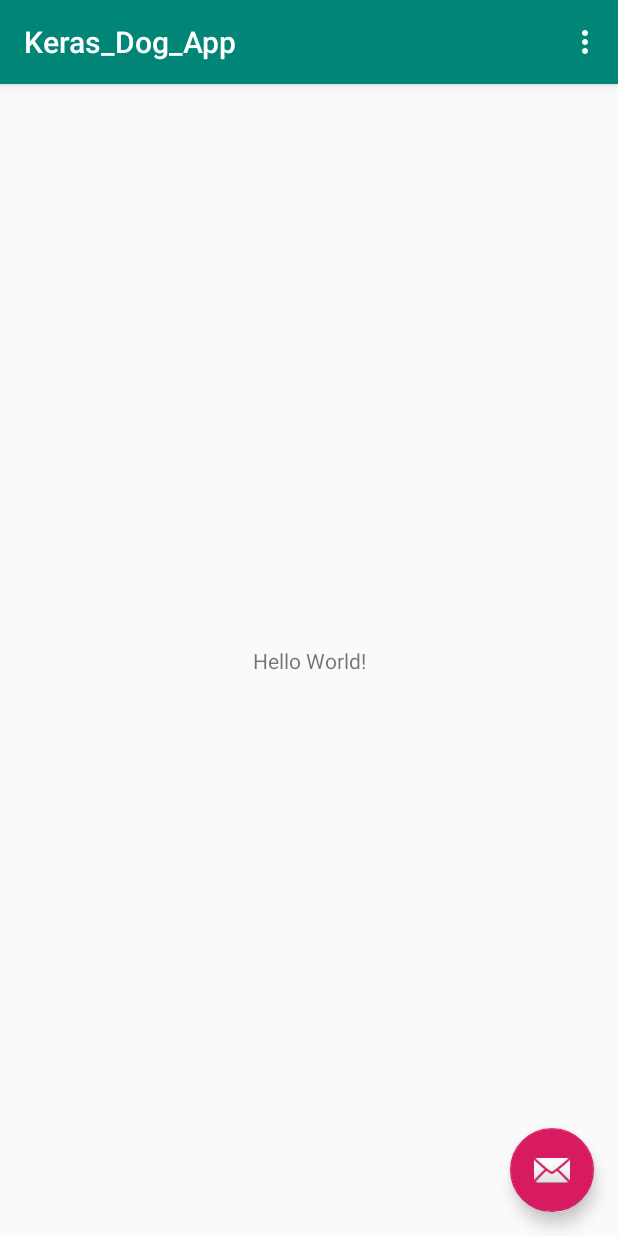
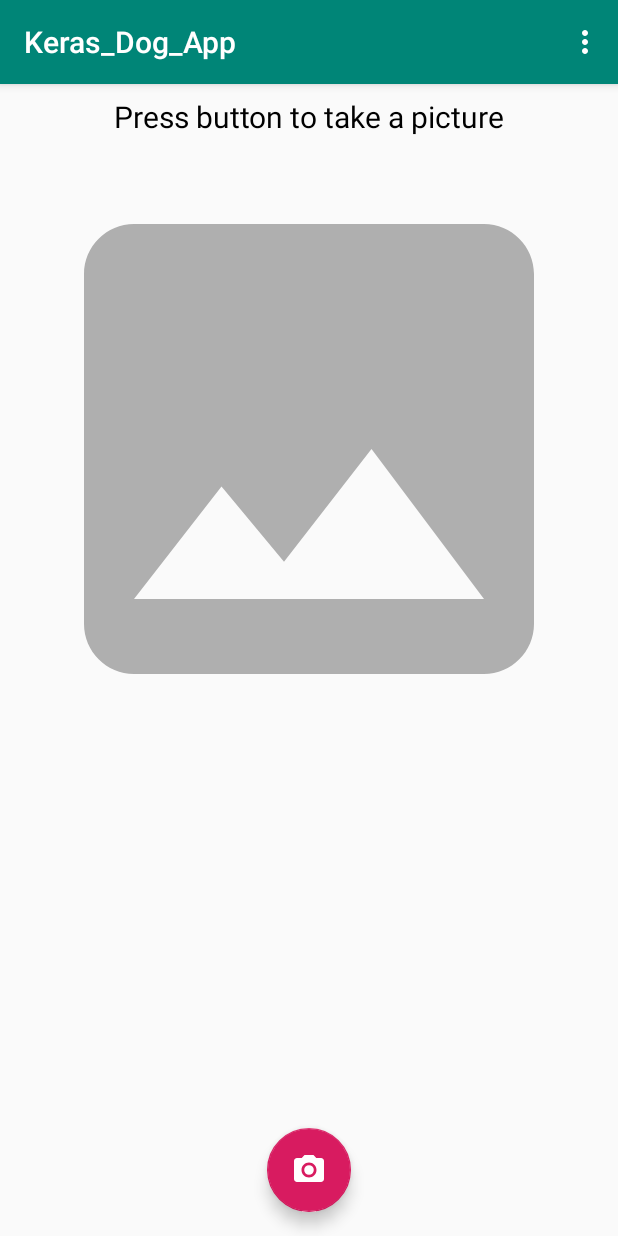
Before and after one commit to farmaker47/Keras_Dog_App, an Android app: the screen it shows after launch (MainActivity), on a phone screen of 412 x 824 dp. Run offline under Robolectric (Android 15) with nearby library versions, the phone set to English and light mode, and no system bars; libraries missing offline, so code that uses them is left out: org.tensorflow.contrib; 2 statements that could not run were skipped.

Commit message:
New keras custom model. New layout

```diff
--- a/app/src/main/java/com/example/keras_dog_app/MainActivity.java
+++ b/app/src/main/java/com/example/keras_dog_app/MainActivity.java
@@ -28,7 +28,9 @@ public class MainActivity extends AppCompatActivity {
 
     //PATH TO OUR MODEL FILE AND NAMES OF THE INPUT AND OUTPUT NODES
     private String MODEL_PATH = "file:///android_asset/keras_dogs.pb";
-    private String INPUT_NAME = "global_average_pooling2d_1_input";
+    /*private String INPUT_NAME = "global_average_pooling2d_1_input";*/
+    /*private String INPUT_NAME = "resnet50_input";*/
+    private String INPUT_NAME = "conv2d_45_input";
     private String OUTPUT_NAME = "output_1";
     private TensorFlowInferenceInterface tf;
 
--- /dev/null
+++ b/app/src/main/res/drawable/ic_image_grey_80dp.xml
@@ -0,0 +1,5 @@
+<vector android:height="80dp" android:tint="#AFAFAF"
+    android:viewportHeight="24.0" android:viewportWidth="24.0"
+    android:width="80dp" xmlns:android="http://schemas.android.com/apk/res/android">
+    <path android:fillColor="#FF000000" android:pathData="M21,19V5c0,-1.1 -0.9,-2 -2,-2H5c-1.1,0 -2,0.9 -2,2v14c0,1.1 0.9,2 2,2h14c1.1,0 2,-0.9 2,-2zM8.5,13.5l2.5,3.01L14.5,12l4.5,6H5l3.5,-4.5z"/>
+</vector>
--- /dev/null
+++ b/app/src/main/res/drawable/ic_photo_camera_white.xml
@@ -0,0 +1,6 @@
+<vector android:height="24dp" android:tint="#FFFFFF"
+    android:viewportHeight="24.0" android:viewportWidth="24.0"
+    android:width="24dp" xmlns:android="http://schemas.android.com/apk/res/android">
+    <path android:fillColor="#FF000000" android:pathData="M12,12m-3.2,0a3.2,3.2 0,1 1,6.4 0a3.2,3.2 0,1 1,-6.4 0"/>
+    <path android:fillColor="#FF000000" android:pathData="M9,2L7.17,4L4,4c-1.1,0 -2,0.9 -2,2v12c0,1.1 0.9,2 2,2h16c1.1,0 2,-0.9 2,-2L22,6c0,-1.1 -0.9,-2 -2,-2h-3.17L15,2L9,2zM12,17c-2.76,0 -5,-2.24 -5,-5s2.24,-5 5,-5 5,2.24 5,5 -2.24,5 -5,5z"/>
+</vector>
--- a/app/src/main/res/layout/activity_main.xml
+++ b/app/src/main/res/layout/activity_main.xml
@@ -26,8 +26,8 @@
         android:id="@+id/fab"
         android:layout_width="wrap_content"
         android:layout_height="wrap_content"
-        android:layout_gravity="bottom|end"
+        android:layout_gravity="bottom|center_horizontal"
         android:layout_margin="@dimen/fab_margin"
-        app:srcCompat="@android:drawable/ic_dialog_email" />
+        app:srcCompat="@drawable/ic_photo_camera_white" />
 
 </android.support.design.widget.CoordinatorLayout>
--- a/app/src/main/res/layout/content_main.xml
+++ b/app/src/main/res/layout/content_main.xml
@@ -1,26 +1,37 @@
 <?xml version="1.0" encoding="utf-8"?>
-<android.support.constraint.ConstraintLayout xmlns:android="http://schemas.android.com/apk/res/android"
+<LinearLayout xmlns:android="http://schemas.android.com/apk/res/android"
     xmlns:app="http://schemas.android.com/apk/res-auto"
     xmlns:tools="http://schemas.android.com/tools"
     android:layout_width="match_parent"
     android:layout_height="match_parent"
+    android:orientation="vertical"
     app:layout_behavior="@string/appbar_scrolling_view_behavior"
     tools:context=".MainActivity"
     tools:showIn="@layout/activity_main">
 
+    <TextView
+        android:layout_width="wrap_content"
+        android:layout_height="wrap_content"
+        android:layout_gravity="center_horizontal"
+        android:padding="8dp"
+        android:text="@string/press_button_to_take_a_picture"
+        android:textColor="#000"
+        android:textSize="20sp" />
+
     <ImageView
         android:id="@+id/imageViewPhoto"
         android:layout_width="match_parent"
-        android:layout_height="180dp" />
+        android:layout_height="400dp"
+        android:src="@drawable/ic_image_grey_80dp" />
 
     <TextView
         android:id="@+id/textViewResult"
         android:layout_width="wrap_content"
         android:layout_height="wrap_content"
-        android:text="Hello World!"
-        app:layout_constraintBottom_toBottomOf="parent"
-        app:layout_constraintLeft_toLeftOf="parent"
-        app:layout_constraintRight_toRightOf="parent"
-        app:layout_constraintTop_toTopOf="parent" />
+        android:layout_gravity="center_horizontal"
+        android:textColor="#000"
+        android:padding="8dp"
+        android:textSize="24sp"
+        tools:text="Resemblance: 100% Labrador" />
 
-</android.support.constraint.ConstraintLayout>
+</LinearLayout>
--- a/app/src/main/res/values/strings.xml
+++ b/app/src/main/res/values/strings.xml
@@ -1,4 +1,5 @@
 <resources>
     <string name="app_name">Keras_Dog_App</string>
     <string name="action_settings">Settings</string>
+    <string name="press_button_to_take_a_picture">Press button to take a picture</string>
 </resources>
```
Also changed, not shown: 1 other file.
